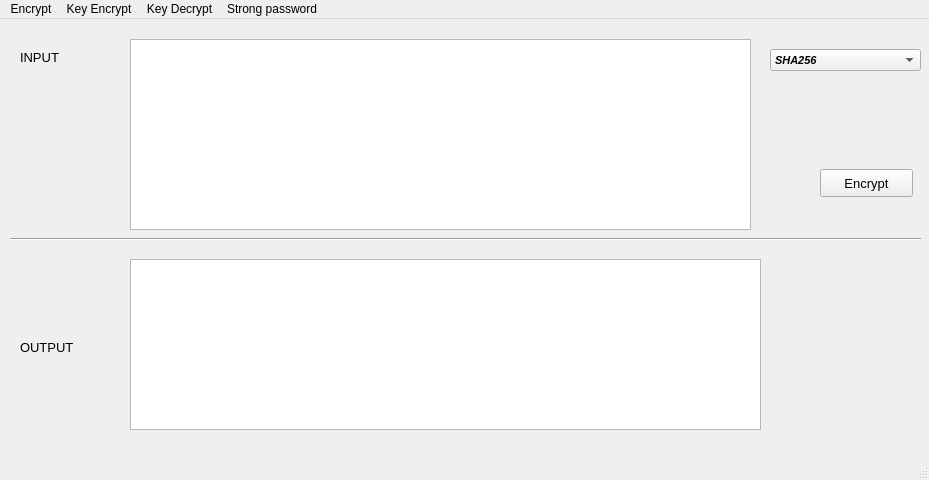
The window that Views/Encryption.ui (abhipray-cpu/Encoder-and-decoder) describes before a commit, drawn with Qt 5.
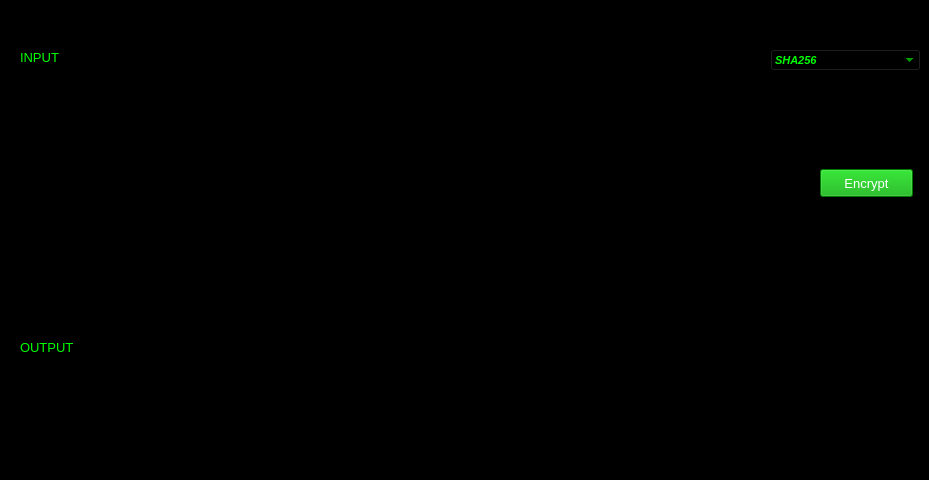
The same window after the commit.

Commit message: colors are added now add colors for the menu

Patch:
```diff
--- a/Views/Encryption.ui
+++ b/Views/Encryption.ui
@@ -16,6 +16,9 @@
   <property name="windowTitle">
    <string>Encryption</string>
   </property>
+  <property name="styleSheet">
+   <string notr="true">background-color: rgb(0, 0, 0);</string>
+  </property>
   <widget class="QWidget" name="MainWidget">
    <widget class="Line" name="Seprator">
     <property name="geometry">
@@ -44,6 +47,10 @@
       <pointsize>10</pointsize>
      </font>
     </property>
+    <property name="styleSheet">
+     <string notr="true">color: rgb(0, 85, 0);
+color: rgb(0, 255, 0);</string>
+    </property>
     <property name="text">
      <string>INPUT</string>
     </property>
@@ -63,6 +70,9 @@
       <height>191</height>
      </rect>
     </property>
+    <property name="styleSheet">
+     <string notr="true">color: rgb(0, 170, 0);</string>
+    </property>
    </widget>
    <widget class="QPushButton" name="encryptButton">
     <property name="geometry">
@@ -78,6 +88,10 @@
       <pointsize>10</pointsize>
      </font>
     </property>
+    <property name="styleSheet">
+     <string notr="true">background-color: rgb(0, 170, 0);
+color: rgb(255, 255, 255);</string>
+    </property>
     <property name="text">
      <string>Encrypt</string>
     </property>
@@ -98,6 +112,10 @@
       <bold>false</bold>
      </font>
     </property>
+    <property name="styleSheet">
+     <string notr="true">color: rgb(0, 85, 0);
+color: rgb(0, 255, 0);</string>
+    </property>
     <property name="text">
      <string>OUTPUT</string>
     </property>
@@ -111,6 +129,9 @@
       <height>171</height>
      </rect>
     </property>
+    <property name="styleSheet">
+     <string notr="true">color: rgb(0, 170, 0);</string>
+    </property>
    </widget>
    <widget class="QComboBox" name="HashCombo">
     <property name="geometry">
@@ -130,6 +151,10 @@
       <bold>true</bold>
      </font>
     </property>
+    <property name="styleSheet">
+     <string notr="true">background-color: rgb(0, 0, 0);
+color: rgb(0, 255, 0);</string>
+    </property>
     <item>
      <property name="text">
       <string>SHA256</string>
```
The commit also changes 3 other files.
